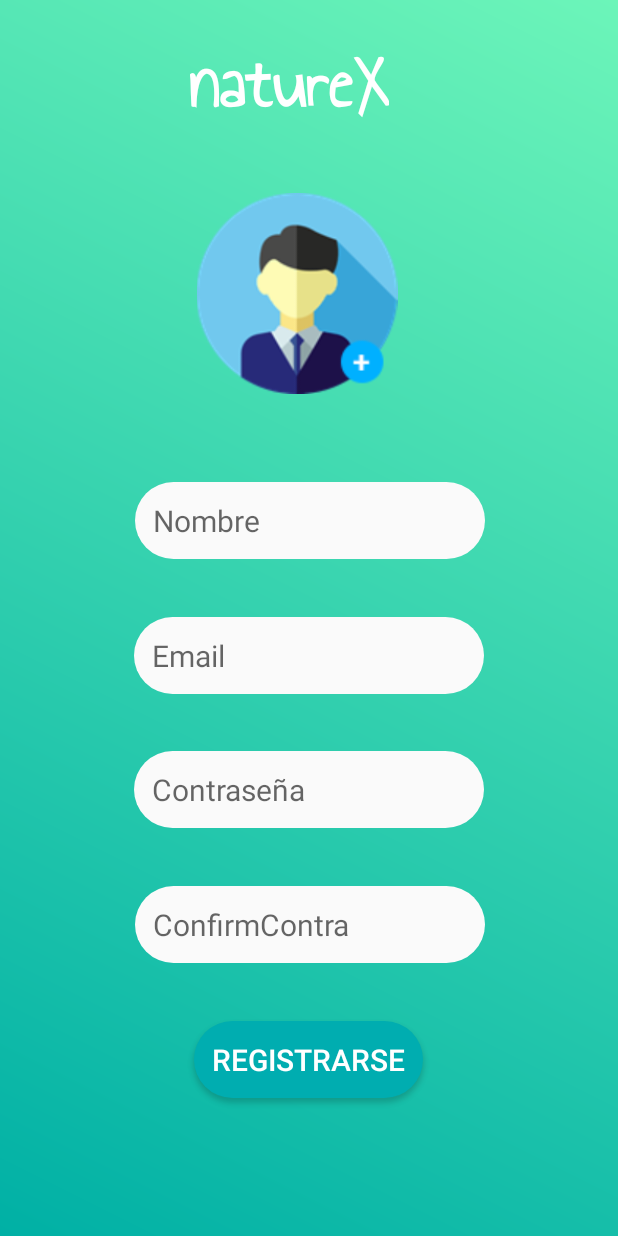
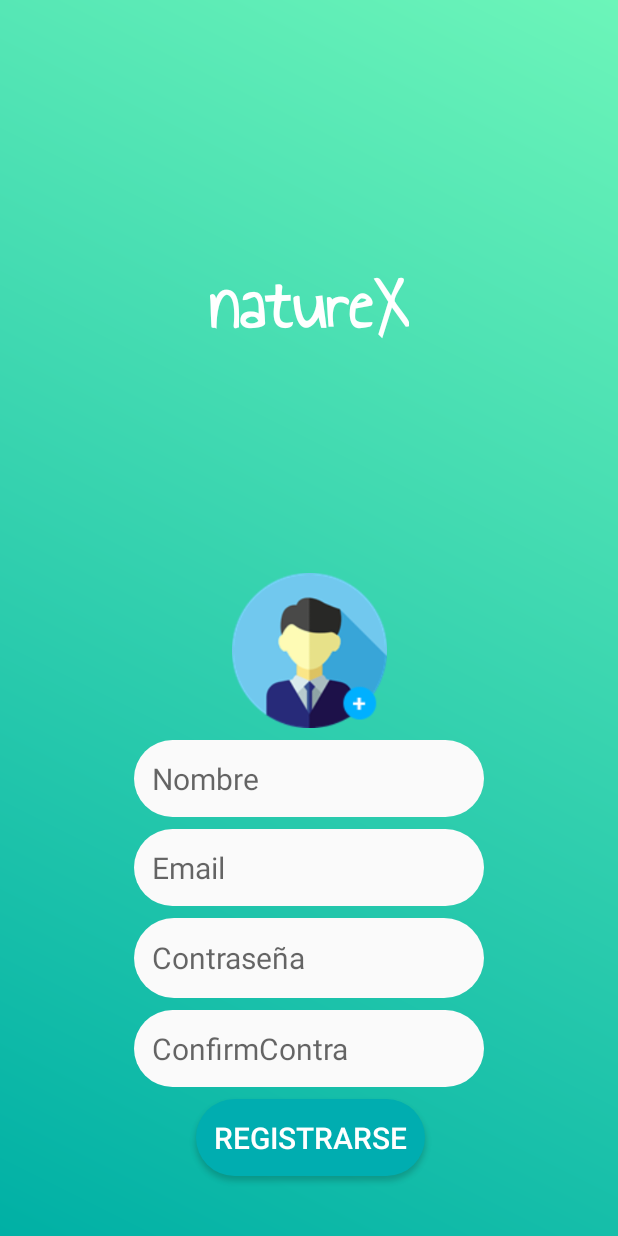
Before and after one commit to adiar14/Proyecto_Integrador_Montanas, an Android app: the RegisterActivity screen opened directly, with no data from a screen before it, on a phone screen of 412 x 824 dp. Run offline under Robolectric (Android 15) with nearby library versions, the phone set to English and light mode, and no system bars; our stand-ins replace Firebase (no records; nobody signed in at launch, a user with empty details on screens opened directly); Roboto replaces fonts that are not available here.

Commit message:
Controlados Toast repetidos. Organizados los layouts. Botones cambian de color al ser pulsados. Revisadas las excepciones. Añadido HomeVoluntarios Añadido el import activtyHomevoluntariosxml

```diff
--- a/app/src/main/res/drawable/back_general_style.xml
+++ b/app/src/main/res/drawable/back_general_style.xml
@@ -1,6 +1,10 @@
 <?xml version="1.0" encoding="utf-8"?>
 <shape xmlns:android="http://schemas.android.com/apk/res/android"
     android:shape="rectangle">
+    <padding android:left="16dp"
+        android:top="16dp"
+        android:right="16dp"
+        android:bottom="16dp"/>
     <gradient
         android:angle="45"
         android:endColor="#6CF5B9"
--- a/app/src/main/res/drawable/btn_principales_style.xml
+++ b/app/src/main/res/drawable/btn_principales_style.xml
@@ -1,9 +1,20 @@
-<?xml version="1.0" encoding="utf-8"?>
+<selector xmlns:android="http://schemas.android.com/apk/res/android">
+    <item android:state_pressed="false">
         <shape xmlns:android="http://schemas.android.com/apk/res/android">
             <solid android:color="#00ADB0"/>
             <corners android:radius="32dp"/>
             <padding android:left="12dp" android:right="12dp"
                 android:bottom="12dp"
                 android:top="12dp"/>
-
         </shape>
+    </item>
+    <item android:state_pressed="true">
+        <shape xmlns:android="http://schemas.android.com/apk/res/android">
+            <solid android:color="#00CED1"/>
+            <corners android:radius="32dp"/>
+            <padding android:left="12dp" android:right="12dp"
+                android:bottom="12dp"
+                android:top="12dp"/>
+        </shape>
+    </item>
+</selector>
--- a/app/src/main/res/layout/activity_register.xml
+++ b/app/src/main/res/layout/activity_register.xml
@@ -10,86 +10,68 @@
 
     <ImageView
         android:id="@+id/regUserImage"
-        android:layout_width="137dp"
-        android:layout_height="134dp"
-        android:layout_marginStart="97dp"
-        android:layout_marginLeft="97dp"
-        android:layout_marginTop="120dp"
-        android:layout_marginEnd="98dp"
-        android:layout_marginRight="98dp"
-        android:layout_marginBottom="40dp"
+        android:layout_width="122dp"
+        android:layout_height="103dp"
+        android:layout_marginBottom="8dp"
+        android:layout_marginEnd="8dp"
+        android:layout_marginLeft="8dp"
+        android:layout_marginRight="8dp"
+        android:layout_marginStart="8dp"
         android:src="@drawable/userphoto"
         app:layout_constraintBottom_toTopOf="@+id/regName"
         app:layout_constraintEnd_toEndOf="parent"
-        app:layout_constraintHorizontal_bias="0.405"
         app:layout_constraintStart_toStartOf="parent"
-        app:layout_constraintTop_toTopOf="parent"
         tools:ignore="MissingConstraints" />
-
-    <android.support.constraint.Guideline
-        android:id="@+id/guideline"
-        android:layout_width="wrap_content"
-        android:layout_height="wrap_content"
-        android:orientation="vertical"
-        app:layout_constraintGuide_begin="205dp" />
-
-    <android.support.constraint.Guideline
-        android:id="@+id/guideline2"
-        android:layout_width="wrap_content"
-        android:layout_height="wrap_content"
-        android:orientation="horizontal"
-        app:layout_constraintGuide_begin="365dp" />
 
     <EditText
         android:id="@+id/regName"
         android:layout_width="wrap_content"
         android:layout_height="wrap_content"
+        android:layout_marginBottom="8dp"
+        android:layout_marginEnd="8dp"
+        android:layout_marginLeft="8dp"
+        android:layout_marginRight="8dp"
         android:layout_marginStart="8dp"
-        android:layout_marginLeft="8dp"
-        android:layout_marginTop="10dp"
-        android:layout_marginEnd="8dp"
-        android:layout_marginRight="8dp"
-        android:layout_marginBottom="30dp"
         android:background="@drawable/reg_edittext_style"
+        android:textCursorDrawable="@null"
         android:ems="10"
         android:hint="Nombre"
         android:inputType="textPersonName"
         android:textSize="20sp"
         app:layout_constraintBottom_toTopOf="@+id/regEmail"
         app:layout_constraintEnd_toEndOf="parent"
-        app:layout_constraintHorizontal_bias="0.503"
-        app:layout_constraintStart_toStartOf="parent"
-        app:layout_constraintTop_toBottomOf="@+id/regUserImage" />
+        app:layout_constraintStart_toStartOf="parent" />
 
     <EditText
         android:id="@+id/regEmail"
         android:layout_width="wrap_content"
         android:layout_height="wrap_content"
+        android:layout_marginBottom="8dp"
+        android:layout_marginEnd="8dp"
+        android:layout_marginLeft="8dp"
+        android:layout_marginRight="8dp"
         android:layout_marginStart="8dp"
-        android:layout_marginLeft="8dp"
-        android:layout_marginEnd="8dp"
-        android:layout_marginRight="8dp"
-        android:layout_marginBottom="30dp"
         android:background="@drawable/reg_edittext_style"
+        android:textCursorDrawable="@null"
         android:ems="10"
         android:hint="Email"
         android:inputType="textEmailAddress"
         android:textSize="20sp"
         app:layout_constraintBottom_toTopOf="@+id/regPass1"
         app:layout_constraintEnd_toEndOf="parent"
-        app:layout_constraintStart_toStartOf="parent"
-        app:layout_constraintTop_toBottomOf="@+id/regName" />
+        app:layout_constraintStart_toStartOf="parent" />
 
     <EditText
         android:id="@+id/regPass1"
         android:layout_width="wrap_content"
-        android:layout_height="wrap_content"
-        android:layout_marginStart="87dp"
-        android:layout_marginLeft="87dp"
-        android:layout_marginEnd="88dp"
-        android:layout_marginRight="88dp"
-        android:layout_marginBottom="30dp"
+        android:layout_height="53dp"
+        android:layout_marginBottom="8dp"
+        android:layout_marginEnd="8dp"
+        android:layout_marginLeft="8dp"
+        android:layout_marginRight="8dp"
+        android:layout_marginStart="8dp"
         android:background="@drawable/reg_edittext_style"
+        android:textCursorDrawable="@null"
         android:ems="10"
         android:hint="Contraseña"
         android:inputType="textPassword"
@@ -97,18 +79,18 @@
         app:layout_constraintBottom_toTopOf="@+id/regpass2"
         app:layout_constraintEnd_toEndOf="parent"
         app:layout_constraintStart_toStartOf="parent"
-        app:layout_constraintTop_toBottomOf="@+id/regEmail"
         tools:ignore="MissingConstraints" />
 
     <EditText
         android:id="@+id/regpass2"
         android:layout_width="wrap_content"
         android:layout_height="wrap_content"
-        android:layout_marginStart="88dp"
-        android:layout_marginLeft="88dp"
-        android:layout_marginEnd="87dp"
-        android:layout_marginRight="87dp"
-        android:layout_marginBottom="30dp"
+        android:layout_marginBottom="8dp"
+        android:layout_marginEnd="8dp"
+        android:layout_marginLeft="8dp"
+        android:textCursorDrawable="@null"
+        android:layout_marginRight="8dp"
+        android:layout_marginStart="8dp"
         android:background="@drawable/reg_edittext_style"
         android:ems="10"
         android:hint="ConfirmContra"
@@ -117,25 +99,24 @@
         app:layout_constraintBottom_toTopOf="@+id/btnRegistrar"
         app:layout_constraintEnd_toEndOf="parent"
         app:layout_constraintStart_toStartOf="parent"
-        app:layout_constraintTop_toBottomOf="@+id/regPass1"
         tools:ignore="MissingConstraints" />
 
     <Button
         android:id="@+id/btnRegistrar"
         android:layout_width="wrap_content"
         android:layout_height="wrap_content"
+        android:layout_marginBottom="24dp"
+        android:layout_marginEnd="129dp"
+        android:layout_marginLeft="129dp"
+        android:layout_marginRight="129dp"
         android:layout_marginStart="129dp"
-        android:layout_marginLeft="129dp"
-        android:layout_marginEnd="129dp"
-        android:layout_marginRight="129dp"
-        android:layout_marginBottom="92dp"
         android:background="@drawable/btn_principales_style"
         android:text="REGISTRARSE"
         android:textColor="#ffffff"
         android:textSize="20sp"
         app:layout_constraintBottom_toBottomOf="parent"
         app:layout_constraintEnd_toEndOf="parent"
-        app:layout_constraintHorizontal_bias="0.0"
+        app:layout_constraintHorizontal_bias="0.481"
         app:layout_constraintStart_toStartOf="parent"
         tools:ignore="MissingConstraints" />
 
@@ -144,22 +125,23 @@
         style="?android:attr/progressBarStyle"
         android:layout_width="wrap_content"
         android:layout_height="wrap_content"
-        android:layout_marginTop="10dp"
-        app:layout_constraintBottom_toBottomOf="@+id/btnRegistrar"
-        app:layout_constraintEnd_toEndOf="@+id/btnRegistrar"
-        app:layout_constraintStart_toStartOf="@+id/btnRegistrar"
-        app:layout_constraintTop_toTopOf="@+id/btnRegistrar" />
+        android:layout_marginEnd="8dp"
+        android:layout_marginLeft="8dp"
+        android:layout_marginRight="8dp"
+        android:layout_marginStart="8dp"
+        app:layout_constraintEnd_toEndOf="parent"
+        app:layout_constraintStart_toEndOf="@+id/btnRegistrar"
+        tools:layout_editor_absoluteY="460dp" />
 
     <TextView
         android:id="@+id/textView"
         android:layout_width="wrap_content"
         android:layout_height="wrap_content"
-        android:layout_marginStart="126dp"
-        android:layout_marginLeft="126dp"
-        android:layout_marginTop="20dp"
-        android:layout_marginEnd="152dp"
-        android:layout_marginRight="152dp"
-        android:layout_marginBottom="15dp"
+        android:layout_marginEnd="8dp"
+        android:layout_marginLeft="8dp"
+        android:layout_marginRight="8dp"
+        android:layout_marginStart="8dp"
+        android:layout_marginTop="8dp"
         android:fontFamily="@font/annie_use_your_telescope"
         android:text="@string/titulo"
         android:textColor="@color/common_google_signin_btn_text_dark_default"
@@ -167,9 +149,7 @@
         android:textStyle="bold"
         app:layout_constraintBottom_toTopOf="@+id/regUserImage"
         app:layout_constraintEnd_toEndOf="parent"
-        app:layout_constraintHorizontal_bias="0.0"
         app:layout_constraintStart_toStartOf="parent"
-        app:layout_constraintTop_toTopOf="parent"
-        app:layout_constraintVertical_bias="0.0" />
+        app:layout_constraintTop_toTopOf="parent" />
 
 </android.support.constraint.ConstraintLayout>
--- a/app/src/main/res/values/strings.xml
+++ b/app/src/main/res/values/strings.xml
@@ -30,4 +30,5 @@
     <string name="nav_header_subtitle">android.studio@android.com</string>
     <string name="nav_header_desc">Navigation header</string>
     <string name="action_settings">Settings</string>
+    <string name="title_activity_home_voluntarios">HomeVoluntariosActivity</string>
 </resources>
```
Also changed, not shown: app/src/main/AndroidManifest.xml (+6 -1 lines), app/src/main/java/com/example/adiar/proyecto_integrador_montanas/Activities/RegisterActivity.java (+15 -8 lines), app/src/main/res/layout/activity_home_voluntarios.xml (added, +25 -0 lines), app/src/main/res/layout/activity_log_in.xml (+46 -65 lines), app/src/main/res/layout/app_bar_home_voluntarios.xml (added, +33 -0 lines), app/src/main/res/layout/content_home_voluntarios.xml (added, +11 -0 lines), app/src/main/res/layout/nav_header_home_voluntarios.xml (added, +36 -0 lines), app/src/main/res/layout/splash_screen.xml (+4 -13 lines), app/src/main/res/menu/activity_home_voluntarios_drawer.xml (added, +38 -0 lines), app/src/main/res/menu/home_voluntarios.xml (added, +9 -0 lines). Lines whose indentation alone changed are shown as unchanged.
